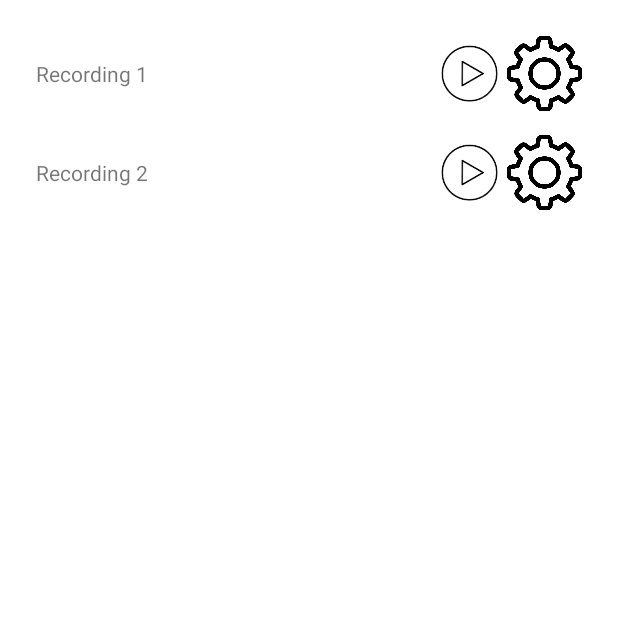
After one commit to levi19982/sajatai, an Android app built with Jetpack Compose: the hangfelvetelek_activity screen opened directly, with no data from a screen before it, on a phone screen of 412 x 824 dp, the top half of it. The commit adds this screen. Run offline under Robolectric (Android 15) with nearby library versions, the phone set to English and light mode, and no system bars.

Commit message:
hangfelvetelek tablazat

```diff
--- a/app/src/main/AndroidManifest.xml
+++ b/app/src/main/AndroidManifest.xml
@@ -2,9 +2,9 @@
 <manifest xmlns:android="http://schemas.android.com/apk/res/android"
     xmlns:tools="http://schemas.android.com/tools">
 
-    <uses-permission android:name="android.permission.RECORD_AUDIO"/>
+    <uses-permission android:name="android.permission.RECORD_AUDIO" />
     <uses-permission android:name="android.permission.WRITE_EXTERNAL_STORAGE" />
-    <uses-permission android:name="android.permission.ACCESS_NETWORK_STATE"/>
+    <uses-permission android:name="android.permission.ACCESS_NETWORK_STATE" />
 
     <application
         android:allowBackup="true"
@@ -16,6 +16,9 @@
         android:supportsRtl="true"
         android:theme="@style/Theme.Sajatai"
         tools:targetApi="31">
+        <activity
+            android:name=".hangfelvetelek_activity"
+            android:exported="false" />
         <activity
             android:name=".recording_activity"
             android:exported="false" />
--- /dev/null
+++ b/app/src/main/java/com/example/sajatai/RecordingModel.kt
@@ -0,0 +1,3 @@
+package com.example.sajatai
+
+data class Recording(val name: String)
--- /dev/null
+++ b/app/src/main/java/com/example/sajatai/RecordingsAdapter.kt
@@ -0,0 +1,30 @@
+package com.example.sajatai
+
+import android.view.LayoutInflater
+import android.view.View
+import android.view.ViewGroup
+import android.widget.ImageButton
+import android.widget.TextView
+import androidx.recyclerview.widget.RecyclerView
+
+class RecordingsAdapter(private val recordings: List<Recording>) : RecyclerView.Adapter<RecordingsAdapter.ViewHolder>() {
+
+    inner class ViewHolder(itemView: View) : RecyclerView.ViewHolder(itemView) {
+        val recordingName: TextView = itemView.findViewById(R.id.textView_recordingName)
+        val playButton: ImageButton = itemView.findViewById(R.id.button_play)
+        val settingsButton: ImageButton = itemView.findViewById(R.id.button_settings)
+    }
+
+    override fun onCreateViewHolder(parent: ViewGroup, viewType: Int): ViewHolder {
+        val view = LayoutInflater.from(parent.context).inflate(R.layout.item_recording, parent, false)
+        return ViewHolder(view)
+    }
+
+    override fun onBindViewHolder(holder: ViewHolder, position: Int) {
+        val recording = recordings[position]
+        holder.recordingName.text = recording.name
+        // You can also set onClickListeners for the buttons here
+    }
+
+    override fun getItemCount(): Int = recordings.size
+}
--- a/app/src/main/java/com/example/sajatai/dashboard_activity.kt
+++ b/app/src/main/java/com/example/sajatai/dashboard_activity.kt
@@ -17,11 +17,18 @@ class dashboard_activity : AppCompatActivity() {
         userNameTextView.text = userName
 
         val hangfelvetel = findViewById<CardView>(R.id.hangfelvetel_id)
+        val hangfelvetelek_tablazat = findViewById<CardView>(R.id.hangfelvetelek)
 
         hangfelvetel.setOnClickListener{
             val torecording = Intent(this@dashboard_activity, recording_activity::class.java)
             torecording.putExtra("USEREMAIL", emailaddress)
             startActivity(torecording)
         }
+
+        hangfelvetelek_tablazat.setOnClickListener{
+            val tohangfelvetelek = Intent(this@dashboard_activity, hangfelvetelek_activity::class.java)
+            tohangfelvetelek.putExtra("USEREMAIL", emailaddress)
+            startActivity(tohangfelvetelek)
+        }
     }
 }
--- /dev/null
+++ b/app/src/main/java/com/example/sajatai/hangfelvetelek_activity.kt
@@ -0,0 +1,31 @@
+package com.example.sajatai
+
+import androidx.appcompat.app.AppCompatActivity
+import android.os.Bundle
+import androidx.recyclerview.widget.LinearLayoutManager
+import androidx.recyclerview.widget.RecyclerView
+
+class hangfelvetelek_activity : AppCompatActivity() {
+
+    override fun onCreate(savedInstanceState: Bundle?) {
+        super.onCreate(savedInstanceState)
+        setContentView(R.layout.activity_hangfelvetelek)
+
+
+
+        // Dummy data for testing
+        val recordings = listOf(
+            Recording("Recording 1"),
+            Recording("Recording 2")
+            // ... add more recordings for testing
+        )
+
+        // Set up the RecyclerView
+        val recyclerView = findViewById<RecyclerView>(R.id.recyclerView_recordings)
+        val adapter = RecordingsAdapter(recordings)
+        recyclerView.adapter = adapter
+        recyclerView.layoutManager = LinearLayoutManager(this)
+
+    }
+
+}
--- a/app/src/main/java/com/example/sajatai/recording_activity.kt
+++ b/app/src/main/java/com/example/sajatai/recording_activity.kt
@@ -71,7 +71,6 @@ class recording_activity : AppCompatActivity() {
                 for (ds in dataSnapshot.children) {
                     val key = ds.key
                     retrievedKey = key
-                    Toast.makeText(this@recording_activity, "User ID: $key", Toast.LENGTH_SHORT).show()
                 }
             }
 
@@ -175,11 +174,6 @@ class recording_activity : AppCompatActivity() {
             // Check if the file exists
             val filePath = getFilePathFromUri(uri)
             val file = File(filePath!!)
-            if (file.exists()) {
-                Toast.makeText(this, "File exists!", Toast.LENGTH_SHORT).show()
-            } else {
-                Toast.makeText(this, "File does not exist!", Toast.LENGTH_SHORT).show()
-            }
         }
     }
 
@@ -329,7 +323,6 @@ class recording_activity : AppCompatActivity() {
 
 
     private fun saveRecordingMetadataToDatabase(email: String, recordingName: String, url: String) {
-        Toast.makeText(this, retrievedKey, Toast.LENGTH_SHORT).show()
         val databaseReference = FirebaseDatabase.getInstance("https://sajatai-default-rtdb.europe-west1.firebasedatabase.app/").reference.child("users/"+retrievedKey+"/audioFiles")
         val recordingData = hashMapOf(
             "fileName" to recordingName,
@@ -359,7 +352,6 @@ class recording_activity : AppCompatActivity() {
     // Use this function wherever you need to toast the file path
     fun showToastWithFilePath(uri: Uri) {
         val filePath = getFilePathFromUri(uri)
-        Toast.makeText(this, "File Path: $filePath", Toast.LENGTH_LONG).show()
     }
 
     private fun decrypt(data: String, secret: String): String {
--- a/app/src/main/res/layout/activity_dashboard.xml
+++ b/app/src/main/res/layout/activity_dashboard.xml
@@ -69,34 +69,34 @@
 
 
             <androidx.cardview.widget.CardView
+                android:id="@+id/hangfelvetelek"
                 android:layout_width="170dp"
                 android:layout_height="170dp"
+                android:layout_margin="10dp"
+                app:cardBackgroundColor="@color/black"
                 app:cardCornerRadius="12dp"
-                app:cardElevation="5dp"
-                app:cardBackgroundColor="@color/black"
-                android:layout_margin="10dp">
+                app:cardElevation="5dp">
 
                 <LinearLayout
                     android:layout_width="match_parent"
                     android:layout_height="match_parent"
-                    android:orientation="vertical"
                     android:gravity="center"
-                    >
+                    android:orientation="vertical">
 
                     <ImageView
                         android:layout_width="24dp"
                         android:layout_height="24dp"
 
-                        android:layout_marginTop="18dp"/>
+                        android:layout_marginTop="18dp" />
 
                     <TextView
                         android:layout_width="wrap_content"
                         android:layout_height="wrap_content"
+                        android:layout_marginTop="20dp"
+
                         android:text="Suggestion"
-
-                        android:textSize="18sp"
                         android:textColor="@color/white"
-                        android:layout_marginTop="20dp"/>
+                        android:textSize="18sp" />
 
                 </LinearLayout>
 
--- /dev/null
+++ b/app/src/main/res/layout/activity_hangfelvetelek.xml
@@ -0,0 +1,19 @@
+<?xml version="1.0" encoding="utf-8"?>
+<androidx.constraintlayout.widget.ConstraintLayout xmlns:android="http://schemas.android.com/apk/res/android"
+    xmlns:app="http://schemas.android.com/apk/res-auto"
+    xmlns:tools="http://schemas.android.com/tools"
+    android:layout_width="match_parent"
+    android:layout_height="match_parent"
+    android:padding="16dp">
+
+    <androidx.recyclerview.widget.RecyclerView
+        android:id="@+id/recyclerView_recordings"
+        android:layout_width="0dp"
+        android:layout_height="0dp"
+        app:layout_constraintTop_toTopOf="parent"
+        app:layout_constraintBottom_toBottomOf="parent"
+        app:layout_constraintStart_toStartOf="parent"
+        app:layout_constraintEnd_toEndOf="parent"
+        tools:listitem="@layout/item_recording" />
+
+</androidx.constraintlayout.widget.ConstraintLayout>
--- /dev/null
+++ b/app/src/main/res/layout/item_recording.xml
@@ -0,0 +1,43 @@
+<?xml version="1.0" encoding="utf-8"?>
+<androidx.constraintlayout.widget.ConstraintLayout xmlns:android="http://schemas.android.com/apk/res/android"
+    xmlns:app="http://schemas.android.com/apk/res-auto"
+    android:layout_width="match_parent"
+    android:layout_height="wrap_content"
+    android:padding="8dp">
+
+    <TextView
+        android:id="@+id/textView_recordingName"
+        android:layout_width="0dp"
+        android:layout_height="wrap_content"
+        android:text="Recording Name"
+        app:layout_constraintStart_toStartOf="parent"
+        app:layout_constraintTop_toTopOf="parent"
+        app:layout_constraintEnd_toStartOf="@id/button_play"
+        app:layout_constraintBottom_toBottomOf="parent" />
+
+    <ImageButton
+        android:id="@+id/button_play"
+        android:layout_width="50dp"
+        android:layout_height="50dp"
+        android:src="@drawable/play_icon"
+        android:scaleType="centerInside"
+        android:background="?android:attr/selectableItemBackground"
+        app:layout_constraintTop_toTopOf="parent"
+        app:layout_constraintBottom_toBottomOf="parent"
+        app:layout_constraintEnd_toStartOf="@id/button_settings"
+        app:layout_constraintStart_toEndOf="@id/textView_recordingName" />
+
+    <ImageButton
+        android:id="@+id/button_settings"
+        android:layout_width="50dp"
+        android:layout_height="50dp"
+        android:src="@drawable/settings_icon"
+        android:scaleType="centerInside"
+        android:background="?android:attr/selectableItemBackground"
+        app:layout_constraintEnd_toEndOf="parent"
+        app:layout_constraintTop_toTopOf="parent"
+        app:layout_constraintBottom_toBottomOf="parent" />
+
+
+
+</androidx.constraintlayout.widget.ConstraintLayout>
```
Also changed, not shown: app/src/main/res/drawable/play_icon.png (added), app/src/main/res/drawable/settings_icon.png (added).
